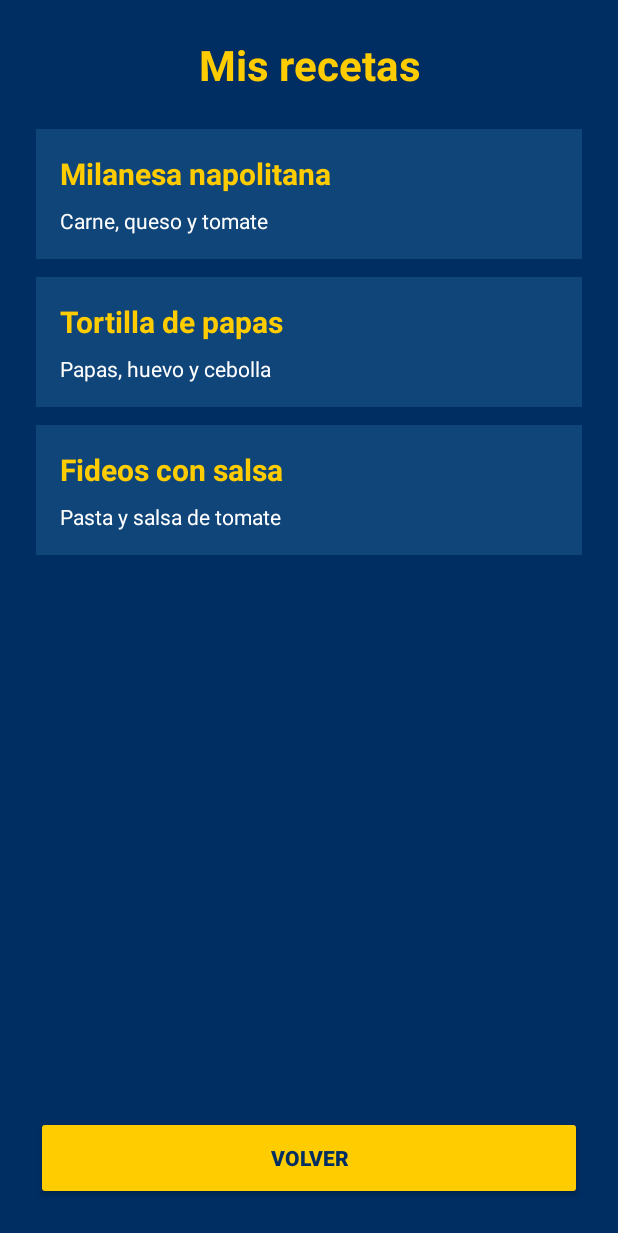
After one commit to carlmach/ObligatorioAplicacionesMoviles, an Android app: the MisRecetasActivity screen opened directly, with no data from a screen before it, on a phone screen of 412 x 824 dp. The commit adds this screen. Shown: the top 1233 px of the screen. Run offline under Robolectric (Android 15) with nearby library versions, the phone set to English and light mode, and no system bars.

Commit message:
listado de recetas con recyclerview

```diff
--- a/app/build.gradle.kts
+++ b/app/build.gradle.kts
@@ -38,6 +38,7 @@ android {
 dependencies {
     implementation(libs.appcompat)
     implementation(libs.material)
+    implementation("androidx.recyclerview:recyclerview:1.4.0")
     testImplementation(libs.junit)
     androidTestImplementation(libs.espresso.core)
     androidTestImplementation(libs.ext.junit)
--- a/app/src/main/AndroidManifest.xml
+++ b/app/src/main/AndroidManifest.xml
@@ -1,4 +1,4 @@
-<?xml version="1.0" encoding="utf-8"?>
+
 <manifest xmlns:android="http://schemas.android.com/apk/res/android">
 
     <application
@@ -7,10 +7,6 @@
         android:label="@string/app_name"
         android:theme="@style/Theme.ObligatorioAppsMoviles"
         android:supportsRtl="true">
-
-        <activity
-            android:name=".AgregarRecetaActivity"
-            android:exported="false" />
 
         <activity
             android:name=".MainActivity"
@@ -23,6 +19,14 @@
 
         </activity>
 
+        <activity
+            android:name=".AgregarRecetaActivity"
+            android:exported="false" />
+
+        <activity
+            android:name=".MisRecetasActivity"
+            android:exported="false" />
+
     </application>
 
 </manifest>
--- a/app/src/main/java/com/example/obligatorioappsmoviles/MainActivity.java
+++ b/app/src/main/java/com/example/obligatorioappsmoviles/MainActivity.java
@@ -8,6 +8,8 @@ import android.widget.TextView;
 import android.content.Intent;
 import android.widget.Button;
 
+
+
 public class MainActivity extends Activity {
 
     private TextView txtUltimaReceta;
@@ -17,6 +19,18 @@ public class MainActivity extends Activity {
         super.onCreate(savedInstanceState);
 
         setContentView(R.layout.activity_main);
+
+
+        Button btnMisRecetas = findViewById(R.id.btnMisRecetas);
+
+        btnMisRecetas.setOnClickListener(v -> {
+            Intent intent = new Intent(
+                    MainActivity.this,
+                    MisRecetasActivity.class
+            );
+
+            startActivity(intent);
+        });
 
 
         Button btnAgregar = findViewById(R.id.btnAgregarReceta);
--- /dev/null
+++ b/app/src/main/java/com/example/obligatorioappsmoviles/MisRecetasActivity.java
@@ -0,0 +1,65 @@
+
+package com.example.obligatorioappsmoviles;
+
+import android.app.Activity;
+import android.os.Bundle;
+import android.widget.Button;
+
+import androidx.recyclerview.widget.LinearLayoutManager;
+import androidx.recyclerview.widget.RecyclerView;
+
+import java.util.ArrayList;
+
+public class MisRecetasActivity extends Activity {
+
+    private ArrayList<RecetaListado> listaRecetas;
+    private RecetaAdapter adapter;
+
+    @Override
+    protected void onCreate(Bundle savedInstanceState) {
+        super.onCreate(savedInstanceState);
+        setContentView(R.layout.activity_mis_recetas);
+
+        RecyclerView recyclerRecetas =
+                findViewById(R.id.recyclerRecetas);
+
+        listaRecetas = new ArrayList<>();
+
+        adapter = new RecetaAdapter(listaRecetas);
+
+        recyclerRecetas.setLayoutManager(
+                new LinearLayoutManager(this)
+        );
+
+        recyclerRecetas.setAdapter(adapter);
+
+        Button btnVolver =
+                findViewById(R.id.btnVolverMisRecetas);
+
+        btnVolver.setOnClickListener(v -> finish());
+    }
+
+    @Override
+    protected void onResume() {
+        super.onResume();
+
+        listaRecetas.clear();
+
+        listaRecetas.add(new RecetaListado(
+                "Milanesa napolitana",
+                "Carne, queso y tomate"
+        ));
+
+        listaRecetas.add(new RecetaListado(
+                "Tortilla de papas",
+                "Papas, huevo y cebolla"
+        ));
+
+        listaRecetas.add(new RecetaListado(
+                "Fideos con salsa",
+                "Pasta y salsa de tomate"
+        ));
+
+        adapter.notifyDataSetChanged();
+    }
+}
--- /dev/null
+++ b/app/src/main/java/com/example/obligatorioappsmoviles/RecetaAdapter.java
@@ -0,0 +1,71 @@
+
+package com.example.obligatorioappsmoviles;
+
+import android.view.LayoutInflater;
+import android.view.View;
+import android.view.ViewGroup;
+import android.widget.TextView;
+import android.widget.Toast;
+
+import androidx.annotation.NonNull;
+import androidx.recyclerview.widget.RecyclerView;
+
+import java.util.ArrayList;
+
+public class RecetaAdapter extends RecyclerView.Adapter<RecetaAdapter.ViewHolderRecetas> {
+
+    private ArrayList<RecetaListado> listaItems;
+
+    public RecetaAdapter(ArrayList<RecetaListado> lista) {
+        this.listaItems = lista;
+    }
+
+
+    public class ViewHolderRecetas extends RecyclerView.ViewHolder {
+
+        private TextView txtNombre;
+        private TextView txtIngredientes;
+
+        public ViewHolderRecetas(View itemView) {
+            super(itemView);
+
+            txtNombre = itemView.findViewById(R.id.txtNombreReceta);
+            txtIngredientes = itemView.findViewById(R.id.txtIngredientesReceta);
+        }
+    }
+
+    @NonNull
+    @Override
+    public ViewHolderRecetas onCreateViewHolder(
+            @NonNull ViewGroup parent, int viewType) {
+
+        View view = LayoutInflater.from(parent.getContext())
+                .inflate(R.layout.item_receta, parent, false);
+
+        return new ViewHolderRecetas(view);
+    }
+
+    @Override
+    public void onBindViewHolder(
+            @NonNull ViewHolderRecetas holder, int position) {
+
+        RecetaListado receta = listaItems.get(position);
+
+        holder.txtNombre.setText(receta.getNombre());
+        holder.txtIngredientes.setText(receta.getIngredientes());
+
+        holder.itemView.setOnClickListener(new View.OnClickListener() {
+            @Override
+            public void onClick(View v) {
+                Toast.makeText(v.getContext(),
+                        receta.getNombre(),
+                        Toast.LENGTH_SHORT).show();
+            }
+        });
+    }
+
+    @Override
+    public int getItemCount() {
+        return listaItems.size();
+    }
+}
--- /dev/null
+++ b/app/src/main/java/com/example/obligatorioappsmoviles/RecetaListado.java
@@ -0,0 +1,21 @@
+
+package com.example.obligatorioappsmoviles;
+
+public class RecetaListado {
+
+    private String nombre;
+    private String ingredientes;
+
+    public RecetaListado(String nombre, String ingredientes) {
+        this.nombre = nombre;
+        this.ingredientes = ingredientes;
+    }
+
+    public String getNombre() {
+        return nombre;
+    }
+
+    public String getIngredientes() {
+        return ingredientes;
+    }
+}
--- /dev/null
+++ b/app/src/main/res/layout/activity_mis_recetas.xml
@@ -0,0 +1,36 @@
+<?xml version="1.0" encoding="utf-8"?>
+<LinearLayout
+    xmlns:android="http://schemas.android.com/apk/res/android"
+    android:layout_width="match_parent"
+    android:layout_height="match_parent"
+    android:orientation="vertical"
+    android:padding="24dp"
+    android:background="@color/boca_azul">
+
+    <TextView
+        android:layout_width="match_parent"
+        android:layout_height="wrap_content"
+        android:text="@string/titulo_mis_recetas"
+        android:textColor="@color/boca_oro"
+        android:textStyle="bold"
+        android:textSize="28sp"
+        android:gravity="center"
+        android:layout_marginBottom="24dp"/>
+
+    <androidx.recyclerview.widget.RecyclerView
+        android:id="@+id/recyclerRecetas"
+        android:layout_width="match_parent"
+        android:layout_height="0dp"
+        android:layout_weight="1"/>
+
+    <Button
+        android:id="@+id/btnVolverMisRecetas"
+        android:layout_width="match_parent"
+        android:layout_height="56dp"
+        android:layout_marginTop="16dp"
+        android:text="@string/volver"
+        android:textColor="@color/boca_azul"
+        android:textStyle="bold"
+        android:backgroundTint="@color/boca_oro"/>
+
+</LinearLayout>
--- /dev/null
+++ b/app/src/main/res/layout/item_receta.xml
@@ -0,0 +1,27 @@
+<?xml version="1.0" encoding="utf-8"?>
+<LinearLayout
+    xmlns:android="http://schemas.android.com/apk/res/android"
+    android:layout_width="match_parent"
+    android:layout_height="wrap_content"
+    android:orientation="vertical"
+    android:padding="16dp"
+    android:layout_marginBottom="12dp"
+    android:background="@color/boca_azul_tarjeta">
+
+    <TextView
+        android:id="@+id/txtNombreReceta"
+        android:layout_width="match_parent"
+        android:layout_height="wrap_content"
+        android:textColor="@color/boca_oro"
+        android:textSize="20sp"
+        android:textStyle="bold"/>
+
+    <TextView
+        android:id="@+id/txtIngredientesReceta"
+        android:layout_width="match_parent"
+        android:layout_height="wrap_content"
+        android:layout_marginTop="8dp"
+        android:textColor="@color/white"
+        android:textSize="14sp"/>
+
+</LinearLayout>
--- a/app/src/main/res/values/strings.xml
+++ b/app/src/main/res/values/strings.xml
@@ -18,5 +18,7 @@
     <string name="error_preparacion">Ingresá la preparación</string>
     <string name="formulario_valido">Formulario válido. Pendiente guardar en SQLite.</string>
     <string name="volver">Volver</string>
+    <string name="titulo_mis_recetas">Mis recetas</string>
+    <color name="boca_azul_tarjeta">#10457A</color>
 
 </resources>
```
